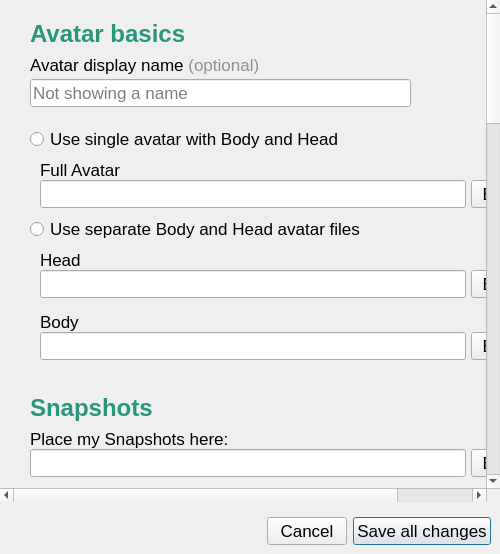
The window that interface/ui/preferencesDialog.ui (vircadia/vircadia-native-core) describes before a commit, drawn with Qt 5.
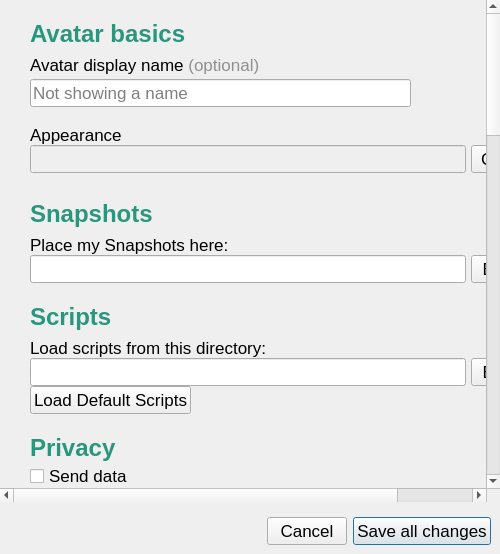
The same window after the commit.

Commit message: first cut at moving avatar appearance into separate dialog box

Patch:
```diff
--- a/interface/ui/preferencesDialog.ui
+++ b/interface/ui/preferencesDialog.ui
@@ -187,370 +187,98 @@
          </item>
         </layout>
        </item>
-       <item>
-        <layout class="QVBoxLayout" name="verticalLayout_4">
-         <property name="spacing">
-          <number>0</number>
-         </property>
-         <property name="topMargin">
-          <number>7</number>
-         </property>
-         <property name="bottomMargin">
-          <number>7</number>
-         </property>
-         
-         
-         
-       <item>
-        <widget class="QRadioButton" name="useFullAvatar">
-         <property name="sizePolicy">
-          <sizepolicy hsizetype="Minimum" vsizetype="Minimum">
-           <horstretch>0</horstretch>
-           <verstretch>0</verstretch>
-          </sizepolicy>
-         </property>
-         <property name="minimumSize">
-          <size>
-           <width>32</width>
-           <height>28</height>
-          </size>
-         </property>
-         <property name="baseSize">
-          <size>
-           <width>0</width>
-           <height>0</height>
-          </size>
-         </property>
-         <property name="font">
-          <font>
-           <family>Arial</family>
-          </font>
-         </property>
-         <property name="text">
-          <string>Use single avatar with Body and Head</string>
-         </property>
-         <property name="iconSize">
-          <size>
-           <width>0</width>
-           <height>0</height>
-          </size>
-         </property>
-        </widget>
-       </item>
-
-
-
-       <item>
-        <layout class="QVBoxLayout" name="verticalLayout_fullAvatar">
-         <property name="spacing">
-          <number>0</number>
-         </property>
-         <property name="leftMargin">
-          <number>10</number>
-         </property>
-         <property name="topMargin">
-          <number>7</number>
-         </property>
-         <property name="bottomMargin">
-          <number>7</number>
-         </property>
-         
-         
-         <item>
-          <widget class="QLabel" name="fullAvatarNameLabel">
-           <property name="font">
-            <font>
-             <family>Arial</family>
-            </font>
-           </property>
-           <property name="text">
-            <string>Full Avatar</string>
-           </property>
-           <property name="alignment">
-            <set>Qt::AlignBottom|Qt::AlignLeading|Qt::AlignLeft</set>
-           </property>
-           <property name="buddy">
-            <cstring>fullAvatarURLEdit</cstring>
-           </property>
-          </widget>
-         </item>
-
-         <item>
-          <layout class="QHBoxLayout" name="horizontalLayout_fullAvatar">
-           <property name="spacing">
-            <number>0</number>
-           </property>
-           <item>
-            <widget class="QLineEdit" name="fullAvatarURLEdit">
-             <property name="minimumSize">
-              <size>
-               <width>0</width>
-               <height>0</height>
-              </size>
-             </property>
-            </widget>
-           </item>
-           <item>
-            <spacer name="horizontalSpacer_fullAvatar">
-             <property name="orientation">
-              <enum>Qt::Horizontal</enum>
-             </property>
-             <property name="sizeType">
-              <enum>QSizePolicy::Fixed</enum>
-             </property>
-             <property name="sizeHint" stdset="0">
-              <size>
-               <width>5</width>
-               <height>20</height>
-              </size>
-             </property>
-            </spacer>
-           </item>
-           <item>
-            <widget class="QPushButton" name="buttonBrowseFullAvatar">
-             <property name="font">
-              <font>
-               <family>Arial</family>
-              </font>
-             </property>
-             <property name="text">
-              <string>Browse</string>
-             </property>
-             <property name="iconSize">
-              <size>
-               <width>0</width>
-               <height>0</height>
-              </size>
-             </property>
-            </widget>
-           </item>
-          </layout>
-         </item>
-        </layout>
-       </item>
-
-       <item>
-        <widget class="QRadioButton" name="useSeparateBodyAndHead">
-         <property name="sizePolicy">
-          <sizepolicy hsizetype="Minimum" vsizetype="Minimum">
-           <horstretch>0</horstretch>
-           <verstretch>0</verstretch>
-          </sizepolicy>
-         </property>
-         <property name="minimumSize">
-          <size>
-           <width>32</width>
-           <height>28</height>
-          </size>
-         </property>
-         <property name="baseSize">
-          <size>
-           <width>0</width>
-           <height>0</height>
-          </size>
-         </property>
-         <property name="font">
-          <font>
-           <family>Arial</family>
-          </font>
-         </property>
-         <property name="text">
-          <string>Use separate Body and Head avatar files</string>
-         </property>
-         <property name="iconSize">
-          <size>
-           <width>0</width>
-           <height>0</height>
-          </size>
-         </property>
-        </widget>
-       </item>
-
-
-       <item>
-        <layout class="QVBoxLayout" name="verticalLayout_separateParts_head">
-         <property name="spacing">
-          <number>0</number>
-         </property>
-         <property name="leftMargin">
-          <number>10</number>
-         </property>
-         <property name="topMargin">
-          <number>7</number>
-         </property>
-         <property name="bottomMargin">
-          <number>7</number>
-         </property>
-
-
-
-         <item>
-          <widget class="QLabel" name="headNameLabel">
-           <property name="font">
-            <font>
-             <family>Arial</family>
-            </font>
-           </property>
-           <property name="text">
-            <string>Head</string>
-           </property>
-           <property name="alignment">
-            <set>Qt::AlignBottom|Qt::AlignLeading|Qt::AlignLeft</set>
-           </property>
-          </widget>
-
-         </item>
-         
-         
-         <item>
-          <layout class="QHBoxLayout" name="horizontalLayout">
-           <property name="spacing">
-            <number>0</number>
-           </property>
-           <item>
-            <widget class="QLineEdit" name="faceURLEdit"/>
-           </item>
-           <item>
-            <spacer name="horizontalSpacer">
-             <property name="orientation">
-              <enum>Qt::Horizontal</enum>
-             </property>
-             <property name="sizeType">
-              <enum>QSizePolicy::Fixed</enum>
-             </property>
-             <property name="sizeHint" stdset="0">
-              <size>
-               <width>5</width>
-               <height>20</height>
-              </size>
-             </property>
-            </spacer>
-           </item>
-           <item>
-            <widget class="QPushButton" name="buttonBrowseHead">
-             <property name="font">
-              <font>
-               <family>Arial</family>
-              </font>
-             </property>
-             <property name="text">
-              <string>Browse</string>
-             </property>
-             <property name="iconSize">
-              <size>
-               <width>0</width>
-               <height>0</height>
-              </size>
-             </property>
-            </widget>
-           </item>
-          </layout>
-         </item>
-         
-         
-        </layout>
-       </item>
-
-       <item>
-        <layout class="QVBoxLayout" name="verticalLayout_separateParts_body">
-         <property name="spacing">
-          <number>0</number>
-         </property>
-         <property name="leftMargin">
-          <number>10</number>
-         </property>
-         <property name="topMargin">
-          <number>7</number>
-         </property>
-         <property name="bottomMargin">
-          <number>7</number>
-         </property>
-         
-         <item>
-          <widget class="QLabel" name="bodyNameLabel">
-           <property name="font">
-            <font>
-             <family>Arial</family>
-            </font>
-           </property>
-           <property name="text">
-            <string>Body</string>
-           </property>
-           <property name="alignment">
-            <set>Qt::AlignBottom|Qt::AlignLeading|Qt::AlignLeft</set>
-           </property>
-           <property name="buddy">
-            <cstring>skeletonURLEdit</cstring>
-           </property>
-          </widget>
-
-         </item>
-         <item>
-          <layout class="QHBoxLayout" name="horizontalLayout_skeletonURL">
-           <property name="spacing">
-            <number>0</number>
-           </property>
-           <item>
-            <widget class="QLineEdit" name="skeletonURLEdit">
-             <property name="minimumSize">
-              <size>
-               <width>0</width>
-               <height>0</height>
-              </size>
-             </property>
-            </widget>
-           </item>
-           <item>
-            <spacer name="horizontalSpacer_10">
-             <property name="orientation">
-              <enum>Qt::Horizontal</enum>
-             </property>
-             <property name="sizeType">
-              <enum>QSizePolicy::Fixed</enum>
-             </property>
-             <property name="sizeHint" stdset="0">
-              <size>
-               <width>5</width>
-               <height>20</height>
-              </size>
-             </property>
-            </spacer>
-           </item>
-           <item>
-            <widget class="QPushButton" name="buttonBrowseBody">
-             <property name="font">
-              <font>
-               <family>Arial</family>
-              </font>
-             </property>
-             <property name="text">
-              <string>Browse</string>
-             </property>
-             <property name="iconSize">
-              <size>
-               <width>0</width>
-               <height>0</height>
-              </size>
-             </property>
-            </widget>
-           </item>
-          </layout>
-         </item>
-        </layout>
-       </item>
-
-
-
-
-        </layout>
-       </item>
-
-                
-         
-
-
-
        
+       <item>
+        <layout class="QVBoxLayout" name="verticalLayout_appearance">
+         <property name="spacing">
+          <number>0</number>
+         </property>
+         <property name="topMargin">
+          <number>7</number>
+         </property>
+         <property name="bottomMargin">
+          <number>7</number>
+         </property>
+         <item>
+          <widget class="QLabel" name="appearanceLabel">
+           <property name="font">
+            <font>
+             <family>Arial</family>
+            </font>
+           </property>
+           <property name="text">
+            <string>&lt;html&gt;&lt;head/&gt;&lt;body&gt;&lt;p&gt;Appearance&lt;/p&gt;&lt;/body&gt;&lt;/html&gt;</string>
+           </property>
+           <property name="alignment">
+            <set>Qt::AlignBottom|Qt::AlignLeading|Qt::AlignLeft</set>
+           </property>
+           <property name="buddy">
+            <cstring>apperanceDescription</cstring>
+           </property>
+          </widget>
+         </item>
+
+
+
+         <item>
+          <layout class="QHBoxLayout" name="horizontalLayout_1_apperanceDescription">
+           <property name="spacing">
+            <number>0</number>
+           </property>
+           <item>
+            <widget class="QLineEdit" name="apperanceDescription">
+             <property name="font">
+              <font>
+               <family>Arial</family>
+              </font>
+             </property>
+
+             <property name="enabled">
+               <bool>false</bool>
+             </property>
+             
+            </widget>
+           </item>
+           <item>
+            <spacer name="horizontalSpacer_1_apperanceDescription">
+             <property name="orientation">
+              <enum>Qt::Horizontal</enum>
+             </property>
+             <property name="sizeType">
+              <enum>QSizePolicy::Fixed</enum>
+             </property>
+             <property name="sizeHint" stdset="0">
+              <size>
+               <width>5</width>
+               <height>20</height>
+              </size>
+             </property>
+            </spacer>
+           </item>
+           <item>
+            <widget class="QPushButton" name="buttonChangeApperance">
+             <property name="font">
+              <font>
+               <family>Arial</family>
+              </font>
+             </property>
+             <property name="text">
+              <string>Change</string>
+             </property>
+             <property name="iconSize">
+              <size>
+               <width>0</width>
+               <height>0</height>
+              </size>
+             </property>
+            </widget>
+           </item>
+          </layout>
+         </item>
+
+        </layout>
+       </item>
+              
        
        <item>
         <spacer name="verticalSpacer_2">
```
Left out of the diff: 7 changed lines with no effect on the pictures. The commit also changes 7 other files.
